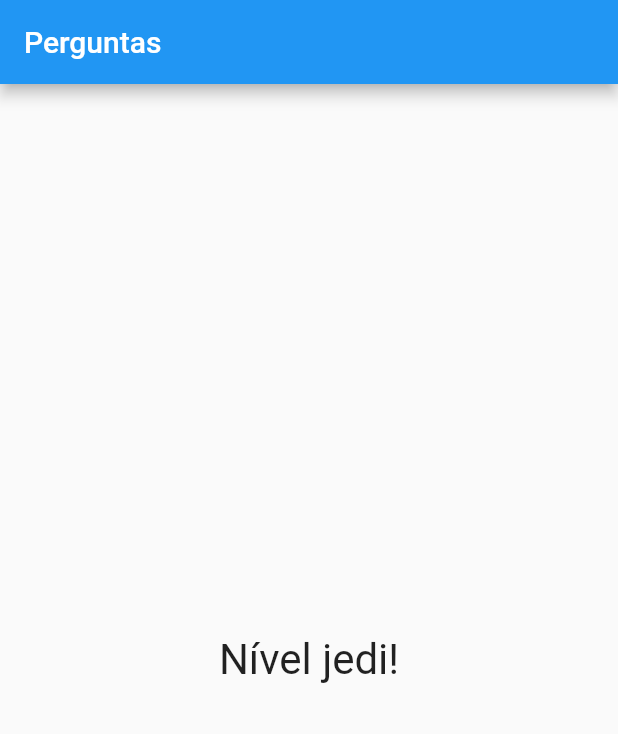
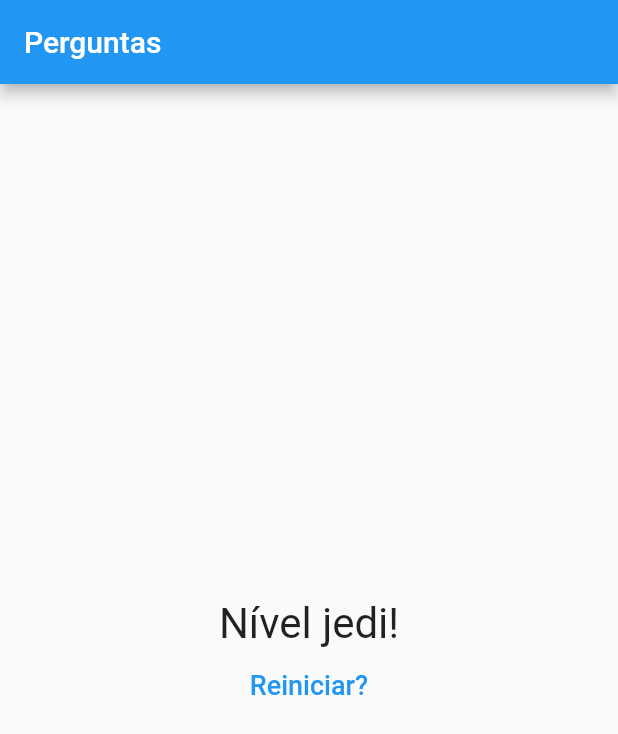
Before and after one commit to ElvesAguiar/flutterLesson, a Flutter app: the screen it shows after launch, after a tap on "Preto", after a tap on "Cobra", after a tap on "Leo", on a phone screen of 412 x 824 dp. Shown: the top 734 px of the screen. Run offline on Flutter 3.47's test engine with Material 2 defaults, Android fonts, the phone set to English and light mode, and no system bars.

Commit message:
mfeat: restart button

```diff
--- a/lib/main.dart
+++ b/lib/main.dart
@@ -48,6 +48,13 @@ class _PerguntaAppState extends State<PerguntaApp> {
     print(_pontuacaototal);
   }
 
+  void _reiniciarQuestionario() {
+    setState(() {
+      _perguntaSelecionada=0;
+      _pontuacaototal =0;
+    });
+  }
+
   bool get temPerguntaSelecionada {
     return _perguntaSelecionada < _perguntas.length;
   }
@@ -65,7 +72,7 @@ class _PerguntaAppState extends State<PerguntaApp> {
                 perguntaSelecionada: _perguntaSelecionada,
                 quandoResponder: _responder,
               )
-            : Resultado(_pontuacaototal),
+            : Resultado(_pontuacaototal,_reiniciarQuestionario),
       ),
     );
   }
--- a/lib/resultado.dart
+++ b/lib/resultado.dart
@@ -1,30 +1,42 @@
 import 'package:flutter/material.dart';
 
 class Resultado extends StatelessWidget {
+  final int pontuacao;
+  final void Function() quandoReiniciarQuestionario;
 
-  final int pontuacao;
-
-  Resultado(this.pontuacao);
+  Resultado(this.pontuacao, this.quandoReiniciarQuestionario);
 
   String get fraseResultado {
-    if (pontuacao <8){
+    if (pontuacao < 8) {
       return 'Parabéns';
-    }else if (pontuacao <12){
+    } else if (pontuacao < 12) {
       return 'você é bom';
-    } else if( pontuacao <16){
+    } else if (pontuacao < 16) {
       return 'Impressionante!';
-    }else{
+    } else {
       return 'Nível jedi!';
     }
   }
 
   @override
   Widget build(BuildContext context) {
-    return Center(
-      child: Text(
-        fraseResultado,
-        style: TextStyle(fontSize: 28),
-      ),
+    return Column(
+      mainAxisAlignment: MainAxisAlignment.center,
+      children: [
+        Center(
+          child: Text(
+            fraseResultado,
+            style: TextStyle(fontSize: 28),
+          ),
+        ),
+        FlatButton(
+            onPressed: quandoReiniciarQuestionario,
+            child: Text(
+              'Reiniciar?',
+              style: TextStyle(fontSize: 18),
+            ),
+            textColor: Colors.blue)
+      ],
     );
   }
 }
```
